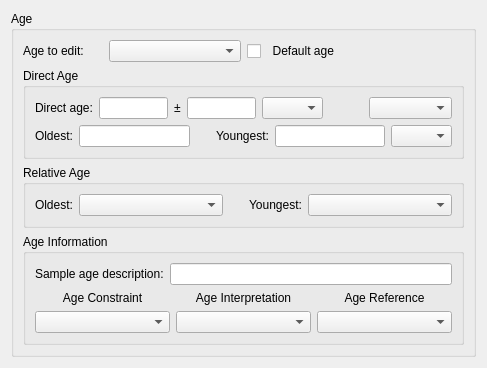
Qt form ui/AgeFields.ui (kathrynmetcalf/GeoCORK) before a commit.
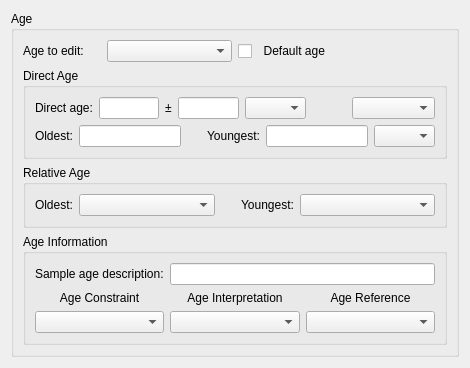
The same form after that commit. Custom widgets are drawn as their Qt base class.

Commit message: Fixed issue of SampleInformation crashing - removed unnecessary event filter. Fixed GPSFields widget and working on AgeFields widget implementation. Now both are separate from SampleInformation and can be used in other windows. Moved some methods into table classes

What changed in the file:
```diff
--- a/ui/AgeFields.ui
+++ b/ui/AgeFields.ui
@@ -6,10 +6,16 @@
    <rect>
     <x>0</x>
     <y>0</y>
-    <width>487</width>
+    <width>470</width>
     <height>368</height>
    </rect>
   </property>
+  <property name="sizePolicy">
+   <sizepolicy hsizetype="Preferred" vsizetype="MinimumExpanding">
+    <horstretch>0</horstretch>
+    <verstretch>0</verstretch>
+   </sizepolicy>
+  </property>
   <property name="windowTitle">
    <string>Form</string>
   </property>
@@ -17,7 +23,7 @@
    <item>
     <widget class="QGroupBox" name="age_groupBox">
      <property name="sizePolicy">
-      <sizepolicy hsizetype="Preferred" vsizetype="Preferred">
+      <sizepolicy hsizetype="Expanding" vsizetype="Expanding">
        <horstretch>0</horstretch>
        <verstretch>0</verstretch>
       </sizepolicy>
@@ -73,7 +79,7 @@
       <item>
        <widget class="FocusGroupBox" name="direct_age_groupBox">
         <property name="sizePolicy">
-         <sizepolicy hsizetype="Preferred" vsizetype="Minimum">
+         <sizepolicy hsizetype="Preferred" vsizetype="MinimumExpanding">
           <horstretch>0</horstretch>
           <verstretch>0</verstretch>
          </sizepolicy>
@@ -98,7 +104,14 @@
             </widget>
            </item>
            <item>
-            <widget class="QLineEdit" name="direct_age_lineEdit"/>
+            <widget class="QLineEdit" name="direct_age_lineEdit">
+             <property name="sizePolicy">
+              <sizepolicy hsizetype="Preferred" vsizetype="Preferred">
+               <horstretch>0</horstretch>
+               <verstretch>0</verstretch>
+              </sizepolicy>
+             </property>
+            </widget>
            </item>
            <item>
             <widget class="QLabel" name="best_age_error_label">
@@ -246,7 +259,7 @@
       <item>
        <widget class="FocusGroupBox" name="relative_age_groupBox">
         <property name="sizePolicy">
-         <sizepolicy hsizetype="Preferred" vsizetype="Minimum">
+         <sizepolicy hsizetype="Preferred" vsizetype="MinimumExpanding">
           <horstretch>0</horstretch>
           <verstretch>0</verstretch>
          </sizepolicy>
@@ -313,7 +326,7 @@
       <item>
        <widget class="FocusGroupBox" name="age_information_groupBox">
         <property name="sizePolicy">
-         <sizepolicy hsizetype="Preferred" vsizetype="Minimum">
+         <sizepolicy hsizetype="Preferred" vsizetype="MinimumExpanding">
           <horstretch>0</horstretch>
           <verstretch>0</verstretch>
          </sizepolicy>
@@ -332,7 +345,14 @@
             </widget>
            </item>
            <item>
-            <widget class="QLineEdit" name="age_description_lineEdit"/>
+            <widget class="QLineEdit" name="age_description_lineEdit">
+             <property name="sizePolicy">
+              <sizepolicy hsizetype="Expanding" vsizetype="Expanding">
+               <horstretch>0</horstretch>
+               <verstretch>0</verstretch>
+              </sizepolicy>
+             </property>
+            </widget>
            </item>
           </layout>
          </item>
```
The commit also changes 11 other files.
